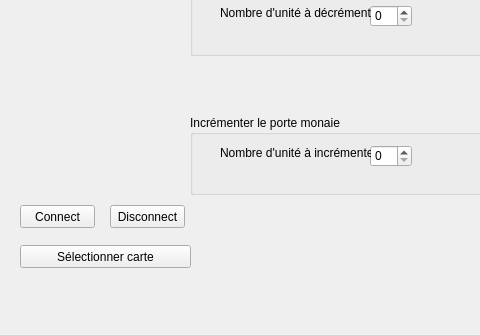
Above: fenetre.ui from aPocholle/CarteSansFils before the change; both pictures show x 0 to 480 and y 265 to 600 of the 800 by 600 pixel window. Below: the same form after it.
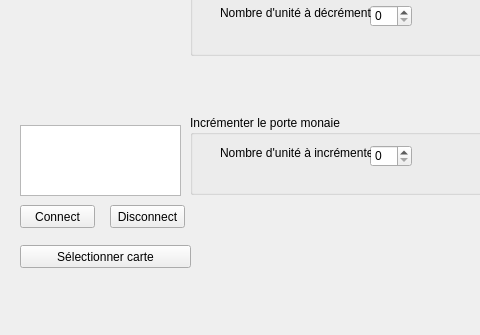
That is the form after the change.

Commit message: connect +  quitter

```diff
--- a/fenetre.ui
+++ b/fenetre.ui
@@ -266,6 +266,16 @@
      <string>Quitter</string>
     </property>
    </widget>
+   <widget class="QTextEdit" name="Affichage">
+    <property name="geometry">
+     <rect>
+      <x>20</x>
+      <y>390</y>
+      <width>161</width>
+      <height>71</height>
+     </rect>
+    </property>
+   </widget>
   </widget>
   <widget class="QMenuBar" name="menubar">
    <property name="geometry">
```
The commit also changes 2 other files.
